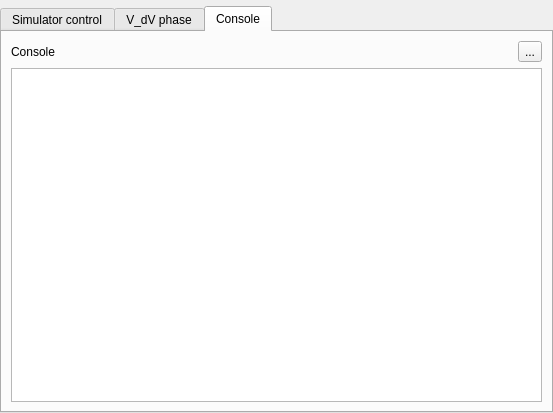
Qt form code/QtGUI/neurontab.ui (jvegh/Dynamic-Abstract-Neural-Computing) before a commit.
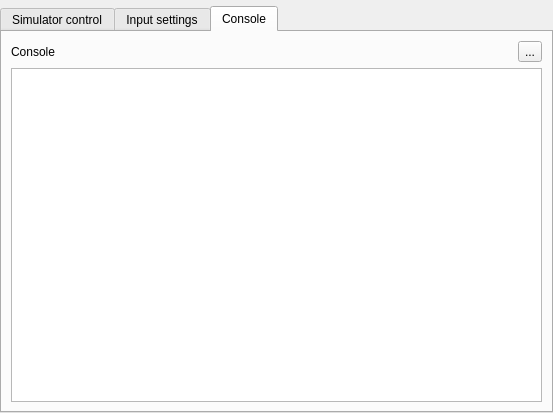
The same form after that commit. Custom widgets are drawn as their Qt base class.

Commit message: Settings and console (preliminary versions) added

The edit to the form file:
```diff
--- a/code/QtGUI/neurontab.ui
+++ b/code/QtGUI/neurontab.ui
@@ -581,7 +581,7 @@
           </widget>
           <widget class="QWidget" name="tab2">
            <attribute name="title">
-            <string>V_dV phase</string>
+            <string>Input settings</string>
            </attribute>
            <layout class="QGridLayout" name="gridLayout_6">
             <item row="0" column="0">
```
The commit also changes 7 other files.
